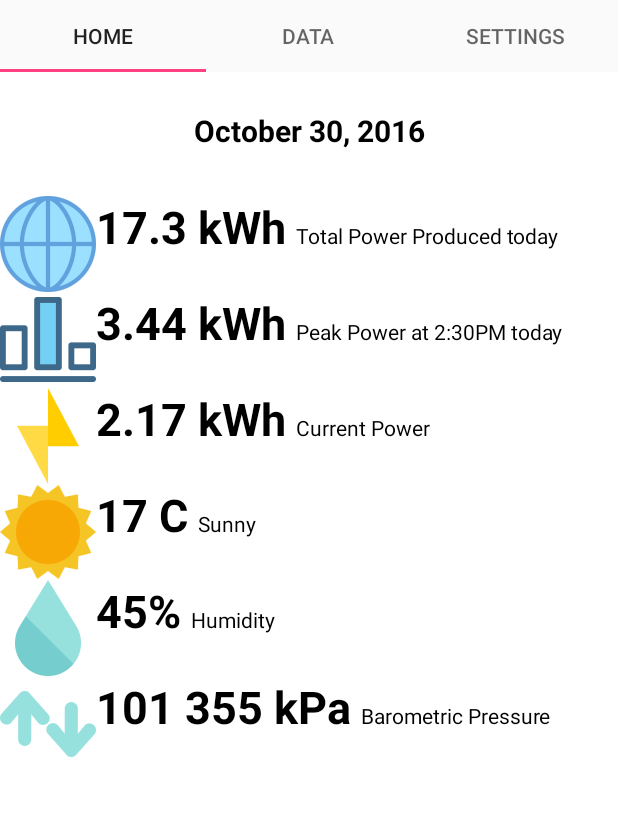
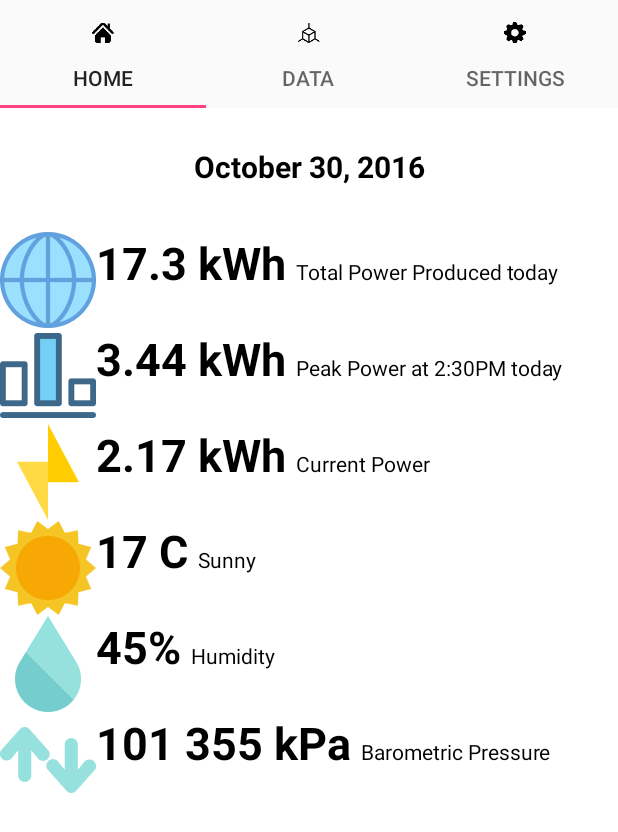
Before and after one commit to steve-spiteri/Brave8.SPrINg, an Android app: the MainActivity screen opened directly, with no data from a screen before it, on a phone screen of 412 x 824 dp. Shown: the top 832 px of the screen. Run offline under Robolectric (Android 15) with nearby library versions, the phone set to English and light mode, and no system bars; 8 statements that could not run were skipped.

Commit message:
Added icons to tabs

```diff
--- a/springapplication/src/main/java/brave8/spring/MainActivity.java
+++ b/springapplication/src/main/java/brave8/spring/MainActivity.java
@@ -27,7 +27,9 @@ public class MainActivity extends AppCompatActivity {
         // Give the TabLayout the ViewPager
         TabLayout tabLayout = (TabLayout) findViewById(R.id.sliding_tabs);
         tabLayout.setupWithViewPager(viewPager);
-
+        tabLayout.getTabAt(0).setIcon(R.drawable.ic_home_icon_silhouette);
+        tabLayout.getTabAt(1).setIcon(R.drawable.ic_cube);
+        tabLayout.getTabAt(2).setIcon(R.drawable.ic_gear_option);
     }
 
 
```
